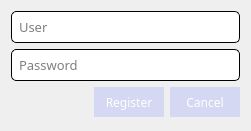
Qt form AquariumManager/registerdialog.ui (fvolkanoski/Aquarium-Manager) before a commit.
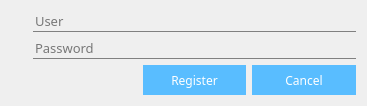
The same form after that commit. Icons and pictures are not drawn.

The edit to the form file:
```diff
--- a/AquariumManager/registerdialog.ui
+++ b/AquariumManager/registerdialog.ui
@@ -6,22 +6,76 @@
    <rect>
     <x>0</x>
     <y>0</y>
-    <width>251</width>
-    <height>131</height>
+    <width>367</width>
+    <height>96</height>
    </rect>
   </property>
   <property name="windowTitle">
    <string>Register</string>
   </property>
   <property name="styleSheet">
-   <string notr="true">#RegisterDialog
+   <string notr="true">QMainWindow
 {
-	background-color: qlineargradient(spread:pad, x1:0.556818, 										  y1:1, x2:0.511364, y2:0, stop:0 rgba(0, 										  201, 255, 255), stop:1 rgba(171, 234, 255, 									  255));
+	
+	background-color: #ebebeb;
 }
-</string>
+
+QLineEdit
+{
+	border: none;
+	border-bottom: 1px solid gray;
+	background-color: rgba( 255, 255, 255, 0% );
+	
+}
+
+QPushButton
+{
+	background-color: #59bdff;
+	border: none;
+	color: white;
+}
+
+QPushButton::hover
+{
+	background-color: #70c6ff;
+	border: none;
+	color: white;
+}
+
+QPushButton::pressed
+{
+	background-color: #17a3ff;
+	border: none;
+	color: white;
+}</string>
   </property>
   <layout class="QGridLayout" name="gridLayout">
-   <item row="0" column="0" colspan="3">
+   <item row="0" column="0">
+    <widget class="QLabel" name="lbl_userIcon">
+     <property name="minimumSize">
+      <size>
+       <width>16</width>
+       <height>16</height>
+      </size>
+     </property>
+     <property name="maximumSize">
+      <size>
+       <width>16</width>
+       <height>16</height>
+      </size>
+     </property>
+     <property name="text">
+      <string/>
+     </property>
+     <property name="pixmap">
+      <pixmap resource="res.qrc">:/res/res/man-user.png</pixmap>
+     </property>
+     <property name="scaledContents">
+      <bool>true</bool>
+     </property>
+    </widget>
+   </item>
+   <item row="0" column="1" colspan="3">
     <widget class="QLineEdit" name="registerUserEdit">
      <property name="font">
       <font>
@@ -29,20 +83,37 @@
        <pointsize>10</pointsize>
       </font>
      </property>
-     <property name="styleSheet">
-      <string notr="true">#registerUserEdit
-{
-	border: 1px solid black;
-	border-radius: 5px;
-	padding: 5px;
-}</string>
-     </property>
      <property name="placeholderText">
       <string>User</string>
      </property>
     </widget>
    </item>
-   <item row="1" column="0" colspan="3">
+   <item row="1" column="0">
+    <widget class="QLabel" name="lbl_lockIcon">
+     <property name="minimumSize">
+      <size>
+       <width>16</width>
+       <height>16</height>
+      </size>
+     </property>
+     <property name="maximumSize">
+      <size>
+       <width>16</width>
+       <height>16</height>
+      </size>
+     </property>
+     <property name="text">
+      <string/>
+     </property>
+     <property name="pixmap">
+      <pixmap resource="res.qrc">:/res/res/lock.png</pixmap>
+     </property>
+     <property name="scaledContents">
+      <bool>true</bool>
+     </property>
+    </widget>
+   </item>
+   <item row="1" column="1" colspan="3">
     <widget class="QLineEdit" name="registerPasswordEdit">
      <property name="font">
       <font>
@@ -50,14 +121,6 @@
        <pointsize>10</pointsize>
       </font>
      </property>
-     <property name="styleSheet">
-      <string notr="true">#registerPasswordEdit
-{
-	border: 1px solid black;
-	border-radius: 5px;
-	padding: 5px;
-}</string>
-     </property>
      <property name="inputMask">
       <string/>
      </property>
@@ -72,7 +135,7 @@
      </property>
     </widget>
    </item>
-   <item row="2" column="0">
+   <item row="2" column="0" colspan="2">
     <spacer name="horizontalSpacer">
      <property name="orientation">
       <enum>Qt::Horizontal</enum>
@@ -85,7 +148,7 @@
      </property>
     </spacer>
    </item>
-   <item row="2" column="1">
+   <item row="2" column="2">
     <widget class="QPushButton" name="registerButton">
      <property name="minimumSize">
       <size>
@@ -99,28 +162,12 @@
        <pointsize>9</pointsize>
       </font>
      </property>
-     <property name="styleSheet">
-      <string notr="true">#registerButton
-{
-	border: none;
-	color: white;
-	background-color: rgba(103, 123, 255, 50);
-}
-#registerButton::hover
-{
-	background-color: rgba(103, 123, 255, 100);
-}
-#registerButton::pressed
-{
-	background-color: rgba(103, 123, 255, 255);
-}</string>
-     </property>
      <property name="text">
       <string>Register</string>
      </property>
     </widget>
    </item>
-   <item row="2" column="2">
+   <item row="2" column="3">
     <widget class="QPushButton" name="cancelButton">
      <property name="minimumSize">
       <size>
@@ -134,22 +181,6 @@
        <pointsize>9</pointsize>
       </font>
      </property>
-     <property name="styleSheet">
-      <string notr="true">#cancelButton
-{
-	border: none;
-	color: white;
-	background-color: rgba(103, 123, 255, 50);
-}
-#cancelButton::hover
-{
-	background-color: rgba(103, 123, 255, 100);
-}
-#cancelButton::pressed
-{
-	background-color: rgba(103, 123, 255, 255);
-}</string>
-     </property>
      <property name="text">
       <string>Cancel</string>
      </property>
```
Left out of the diff: 4 changed lines with no effect on the pictures.
